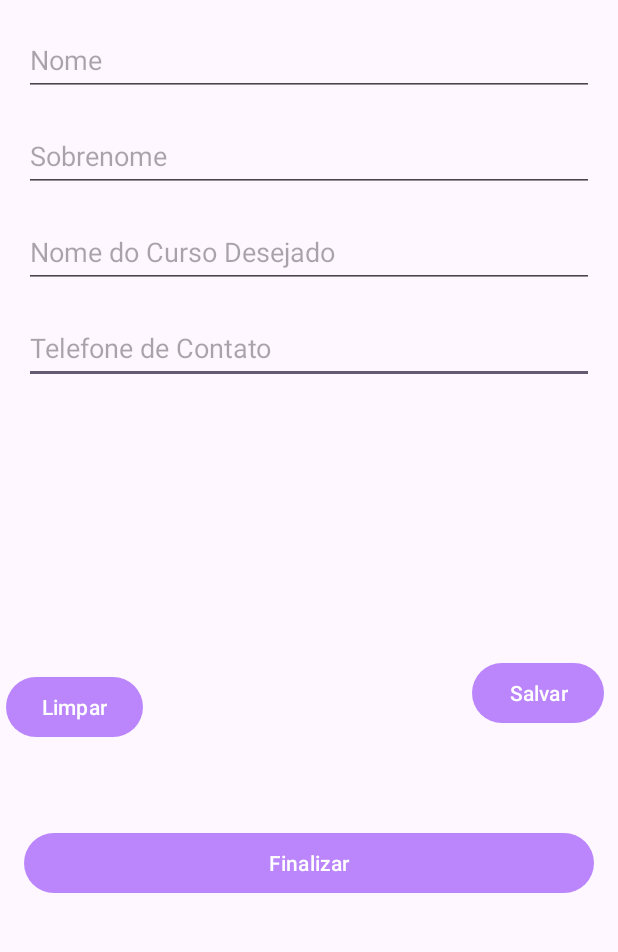
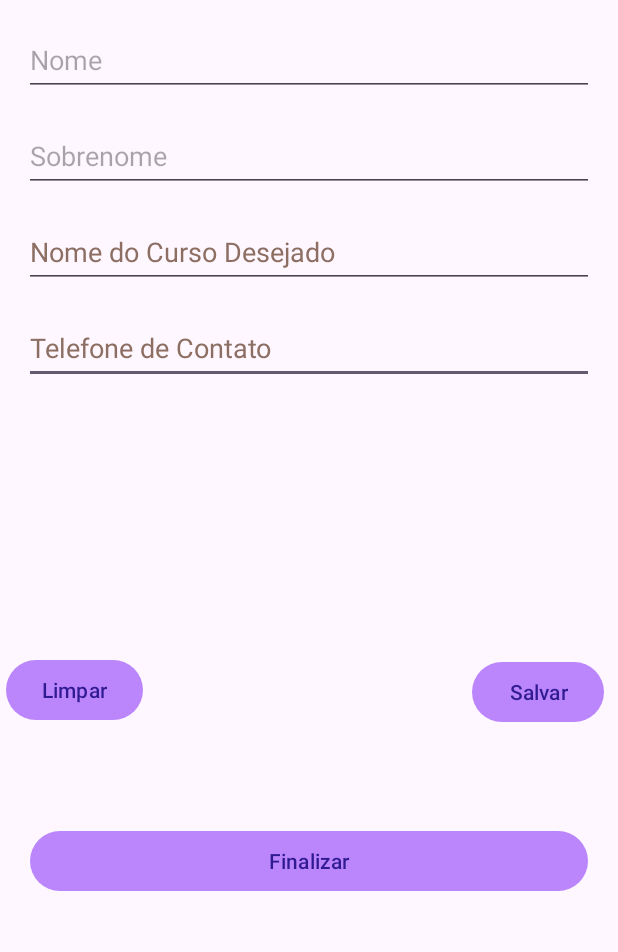
Before and after one commit to helloancardoso/Lista_Curso, an Android app: the layout activity_main.xml on its own in the app's theme, with its tools: preview values and no code run, on a phone screen of 412 x 824 dp, the part 96-1048 px from its top. Run offline under Robolectric (Android 15) with nearby library versions, the phone set to English and light mode, and no system bars.

Commit message:
correções no layout2

```diff
--- a/app/src/main/res/layout/activity_main.xml
+++ b/app/src/main/res/layout/activity_main.xml
@@ -15,9 +15,11 @@
         android:hint="@string/txt_hint_edit_telefone_contato"
         android:importantForAutofill="no"
         android:inputType="text"
+        android:textColorHint="#8D6E63"
         app:layout_constraintEnd_toEndOf="parent"
         app:layout_constraintStart_toStartOf="parent"
-        app:layout_constraintTop_toBottomOf="@+id/editnomecurso" />
+        app:layout_constraintTop_toBottomOf="@+id/editnomecurso"
+        tools:ignore="VisualLintTextFieldSize" />
 
     <EditText
         android:id="@+id/editnomecurso"
@@ -29,10 +31,12 @@
         android:hint="@string/txt_hint_edit_nome_do_curso"
         android:importantForAutofill="no"
         android:inputType="text"
+        android:textColorHint="#8D6E63"
         app:layout_constraintEnd_toEndOf="parent"
         app:layout_constraintHorizontal_bias="1.0"
         app:layout_constraintStart_toStartOf="parent"
-        app:layout_constraintTop_toBottomOf="@+id/editsobrenome" />
+        app:layout_constraintTop_toBottomOf="@+id/editsobrenome"
+        tools:ignore="VisualLintTextFieldSize" />
 
     <EditText
         android:id="@+id/editsobrenome"
@@ -47,7 +51,8 @@
         app:layout_constraintEnd_toEndOf="parent"
         app:layout_constraintHorizontal_bias="1.0"
         app:layout_constraintStart_toStartOf="parent"
-        app:layout_constraintTop_toBottomOf="@+id/editprimeironome" />
+        app:layout_constraintTop_toBottomOf="@+id/editprimeironome"
+        tools:ignore="VisualLintTextFieldSize" />
 
     <TextView
         android:id="@+id/txttitulo"
@@ -74,7 +79,8 @@
         android:inputType="text"
         app:layout_constraintEnd_toEndOf="parent"
         app:layout_constraintStart_toStartOf="parent"
-        app:layout_constraintTop_toBottomOf="@+id/txttitulo" />
+        app:layout_constraintTop_toBottomOf="@+id/txttitulo"
+        tools:ignore="VisualLintTextFieldSize" />
 
     <Button
         android:id="@+id/btnlimpar"
@@ -83,10 +89,11 @@
         android:layout_marginStart="4dp"
         android:layout_marginBottom="52dp"
         android:text="@string/txt_button_limpar"
+        android:textColor="#311B92"
         app:layout_constraintBottom_toTopOf="@+id/btnfinalizar"
         app:layout_constraintStart_toStartOf="parent"
         app:layout_constraintTop_toBottomOf="@+id/txttelfonecontato"
-        app:layout_constraintVertical_bias="0.978" />
+        app:layout_constraintVertical_bias="0.927" />
 
     <Button
         android:id="@+id/btnsalvar"
@@ -95,6 +102,7 @@
         android:layout_marginStart="156dp"
         android:layout_marginBottom="52dp"
         android:text="@string/txt_button_salvar"
+        android:textColor="#311B92"
         app:layout_constraintBottom_toTopOf="@+id/btnfinalizar"
         app:layout_constraintEnd_toEndOf="parent"
         app:layout_constraintHorizontal_bias="0.867"
@@ -102,17 +110,19 @@
         app:layout_constraintTop_toBottomOf="@+id/txttelfonecontato"
         app:layout_constraintVertical_bias="0.933" />
 
-     <Button
+    <Button
         android:id="@+id/btnfinalizar"
         android:layout_width="match_parent"
         android:layout_height="wrap_content"
-        android:layout_margin="16dp"
+        android:layout_margin="20dp"
         android:layout_marginBottom="220dp"
         android:text="@string/txt_button_finalizar"
+        android:textColor="#311B92"
         app:layout_constraintBottom_toBottomOf="parent"
         app:layout_constraintEnd_toEndOf="parent"
         app:layout_constraintStart_toStartOf="parent"
         app:layout_constraintTop_toBottomOf="@+id/txttelfonecontato"
-        app:layout_constraintVertical_bias="0.659" />
+        app:layout_constraintVertical_bias="0.659"
+        tools:ignore="VisualLintButtonSize" />
 
 </androidx.constraintlayout.widget.ConstraintLayout>
```
